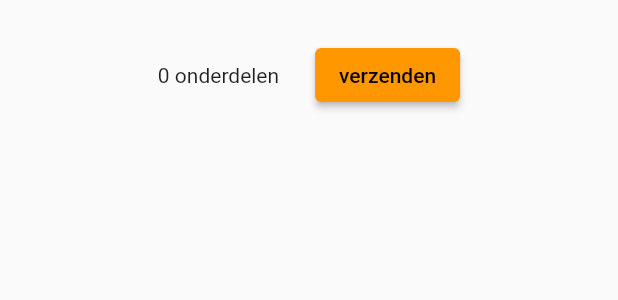
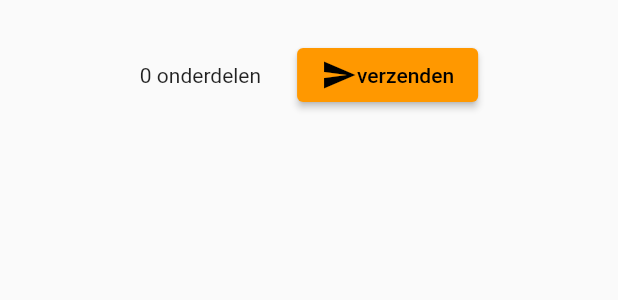
Before and after one commit to antonschins/schoolstrijd2, a Flutter app: the _CartTotal widget shown alone on an empty page, opened directly, on a phone screen of 412 x 824 dp. Shown: the top 300 px of the screen. Run offline on Flutter 3.47's test engine with Material 2 defaults, Android fonts, the phone set to English and light mode, and no system bars; our stand-ins replace cloud_firestore, firebase_auth, firebase_core, google_fonts; accounts and stored records are empty.

```diff
--- a/lib/src/cartscreen.dart
+++ b/lib/src/cartscreen.dart
@@ -2,7 +2,7 @@ import 'package:flutter/material.dart';
 import 'package:provider/provider.dart';
 import 'cartmodel.dart';
 import 'dart:async';
-import 'widgets.dart';
+//import 'widgets.dart';
 import 'package:cloud_firestore/cloud_firestore.dart';
 
 class MyCart extends StatelessWidget {
@@ -98,7 +98,12 @@ class _CartTotal extends StatelessWidget {
               onPressed: () {
                 addActi();
               },
-              child: Text('verzenden'),
+              child: Row(
+                children: [
+                  Icon(Icons.send),
+                  Text('verzenden'),
+                ],
+              ),
             ),
           ],
         ),
```
